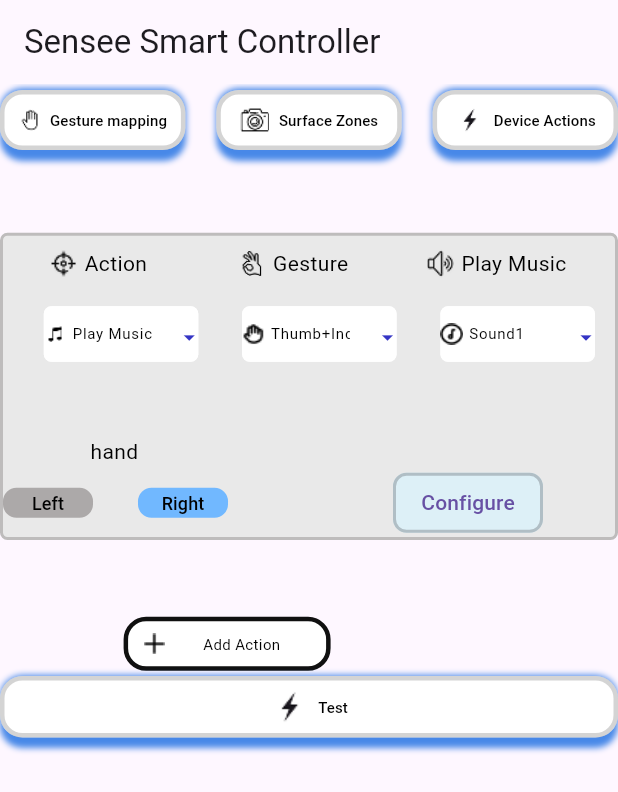
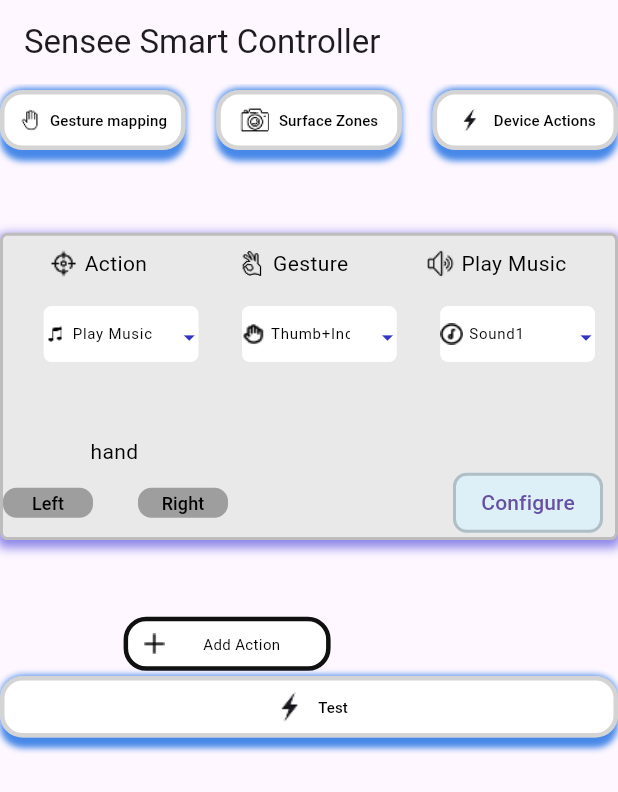
Before and after one commit to RafailAndreou/sensee, a Flutter app: the screen it shows after launch, on a phone screen of 412 x 824 dp. Shown: the top 792 px of the screen. Run offline on Flutter 3.47's test engine with Material 3 defaults, Android fonts, the phone set to English and light mode, and no system bars; missing offline and left inert: ir_sensor_plugin.

Commit message:
change hand buttons to grey as default and also to stateful widget

```diff
--- a/surface_controller/lib/screen/gesturemapping/widgets/connection/connection.dart
+++ b/surface_controller/lib/screen/gesturemapping/widgets/connection/connection.dart
@@ -11,6 +11,14 @@ class Connection extends StatelessWidget {
     return Container(
       decoration: BoxDecoration(
         color: const Color(0xFFE9E9E9),
+        boxShadow: [
+          BoxShadow(
+            color: const Color.fromARGB(255, 141, 133, 232),
+            spreadRadius: 2,
+            blurRadius: 5,
+            offset: const Offset(0, 3), // changes position of shadow
+          ),
+        ],
         borderRadius: BorderRadius.circular(5),
         border: Border.all(
           color: const Color.fromARGB(75, 86, 81, 81),
@@ -152,18 +160,10 @@ class Connection extends StatelessWidget {
               Row(
                 mainAxisAlignment: MainAxisAlignment.spaceEvenly,
                 children: [
-                  HandButton(
-                    label: "Left",
-                    onPressed: () {},
-                    backgroundColor: const Color(0xFFACA9A9),
-                  ),
+                  HandButton(label: "Left", onPressed: () {}),
                   const SizedBox(width: 30),
-                  HandButton(
-                    label: "Right",
-                    onPressed: () {},
-                    backgroundColor: const Color(0xFF71B8FF),
-                  ),
-                  const SizedBox(width: 110),
+                  HandButton(label: "Right", onPressed: () {}),
+                  const SizedBox(width: 150),
                   ConfigureButton(label: "Configure", onPressed: () {}),
                 ],
               ),
--- a/surface_controller/lib/screen/gesturemapping/widgets/connection/handbutton.dart
+++ b/surface_controller/lib/screen/gesturemapping/widgets/connection/handbutton.dart
@@ -1,6 +1,6 @@
 import 'package:flutter/material.dart';
 
-class HandButton extends StatelessWidget {
+class HandButton extends StatefulWidget {
   final String label;
   final VoidCallback onPressed;
   final Color backgroundColor;
@@ -13,10 +13,15 @@ class HandButton extends StatelessWidget {
   });
 
   @override
+  State<HandButton> createState() => _HandButtonState();
+}
+
+class _HandButtonState extends State<HandButton> {
+  @override
   Widget build(BuildContext context) {
     return TextButton(
       style: TextButton.styleFrom(
-        backgroundColor: backgroundColor,
+        backgroundColor: widget.backgroundColor,
         // Set fixed size (width x height)
         fixedSize: const Size(60, 20),
         padding: EdgeInsets.zero,
@@ -31,9 +36,9 @@ class HandButton extends StatelessWidget {
           borderRadius: BorderRadius.circular(9), // Change this value
         ),
       ),
-      onPressed: onPressed,
+      onPressed: widget.onPressed,
       child: Text(
-        label,
+        widget.label,
         style: const TextStyle(color: Colors.black, fontSize: 12),
       ),
     );
```
